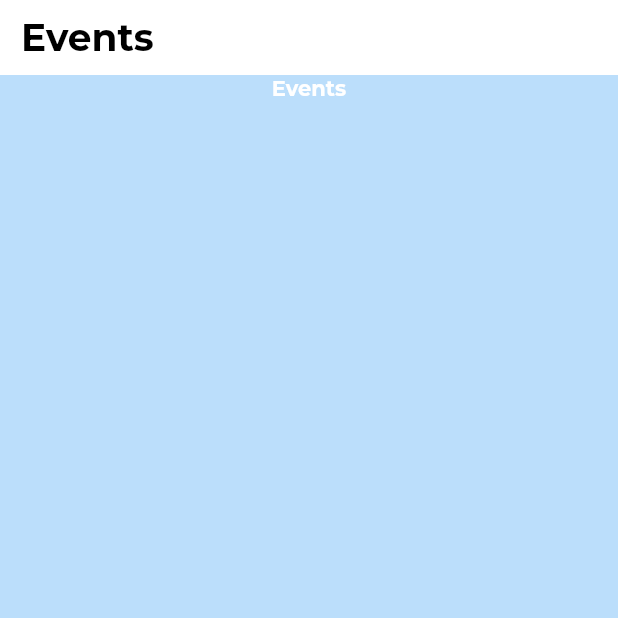
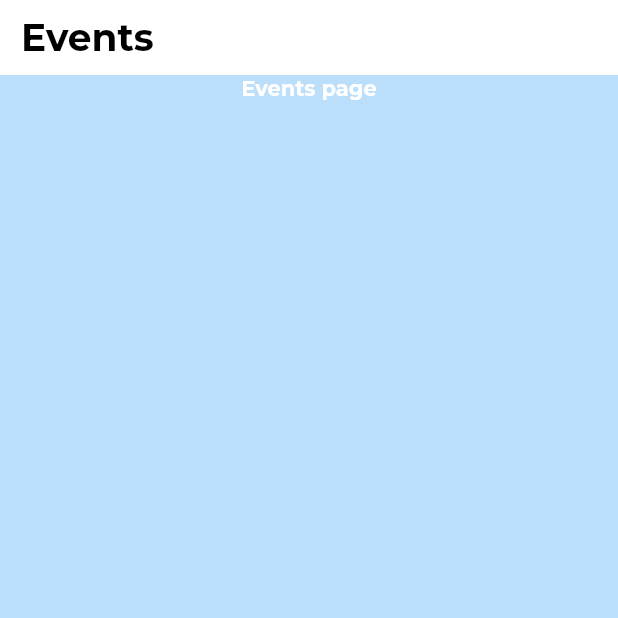
Before and after one commit to uroojmajid2000/Hudasoft_statboard_flutter_app, a Flutter app: the Layout screen opened directly, on a phone screen of 412 x 824 dp, the top half of it. Run offline on Flutter 3.47's test engine with Material 2 defaults, Android fonts, the phone set to English and light mode, and no system bars; our stand-ins replace flutter_hooks, flutter_svg; project files that could hold a hidden picture were left out.

Commit message:
event page

```diff
--- a/lib/features/Players/presentation/screens/events/widgets/body.dart
+++ b/lib/features/Players/presentation/screens/events/widgets/body.dart
@@ -18,7 +18,7 @@ class _BodyState extends State<Body> {
           children: [
             Center(
                 child: Text(
-              'Events',
+              'Events page',
               style:
                   TextStyle(color: Colors.white, fontWeight: FontWeight.bold),
             )),
```
